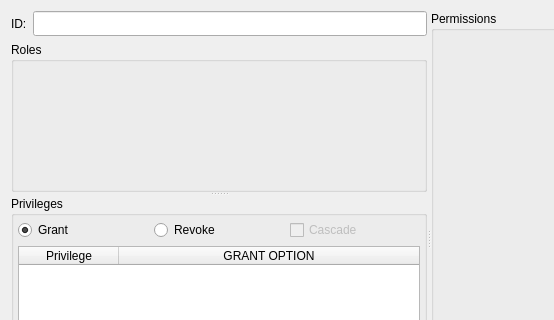
Old version of the form libpgmodeler_ui/ui/permissionwidget.ui in the repository pgmodeler/pgmodeler; both pictures show x 0 to 554 and y 0 to 320 of the 827 by 475 pixel window.
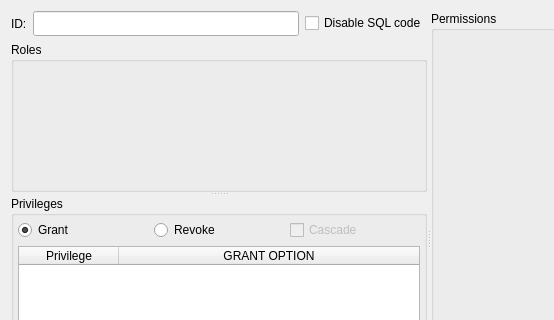
New version of the form. Icons and pictures are not drawn.

Commit message: "Disable SQL code" option added for all types of objects. Except for textboxes and base relationships (view-table rel. and fk relationships).

```diff
--- a/libpgmodeler_ui/ui/permissionwidget.ui
+++ b/libpgmodeler_ui/ui/permissionwidget.ui
@@ -34,7 +34,7 @@
      <property name="orientation">
       <enum>Qt::Horizontal</enum>
      </property>
-     <widget class="QWidget" name="">
+     <widget class="QWidget" name="layoutWidget">
       <layout class="QVBoxLayout" name="verticalLayout">
        <item>
         <layout class="QHBoxLayout" name="horizontalLayout">
@@ -60,7 +60,7 @@
          <item>
           <widget class="QLineEdit" name="perm_id_edt">
            <property name="sizePolicy">
-            <sizepolicy hsizetype="Preferred" vsizetype="Fixed">
+            <sizepolicy hsizetype="Expanding" vsizetype="Fixed">
              <horstretch>0</horstretch>
              <verstretch>0</verstretch>
             </sizepolicy>
@@ -81,6 +81,13 @@
            </property>
           </widget>
          </item>
+         <item>
+          <widget class="QCheckBox" name="perm_disable_sql_chk">
+           <property name="text">
+            <string>Disable SQL code</string>
+           </property>
+          </widget>
+         </item>
         </layout>
        </item>
        <item>
```
The commit also changes 55 other files.
